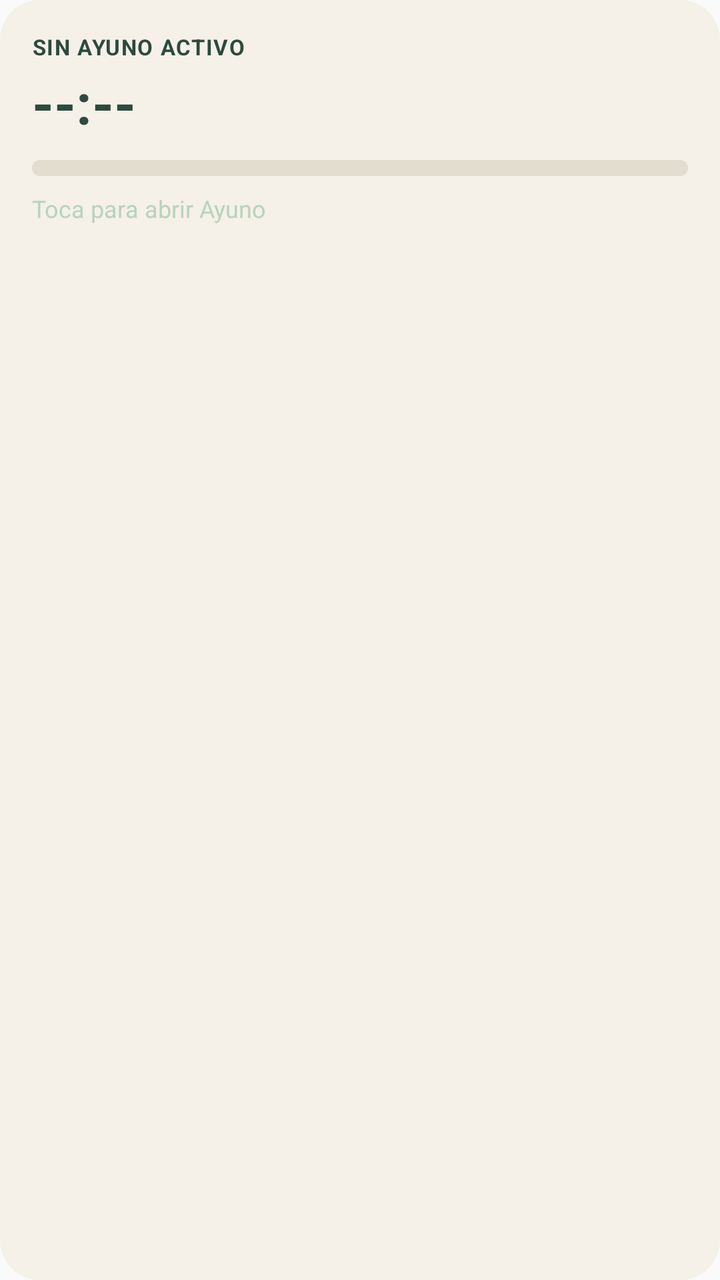
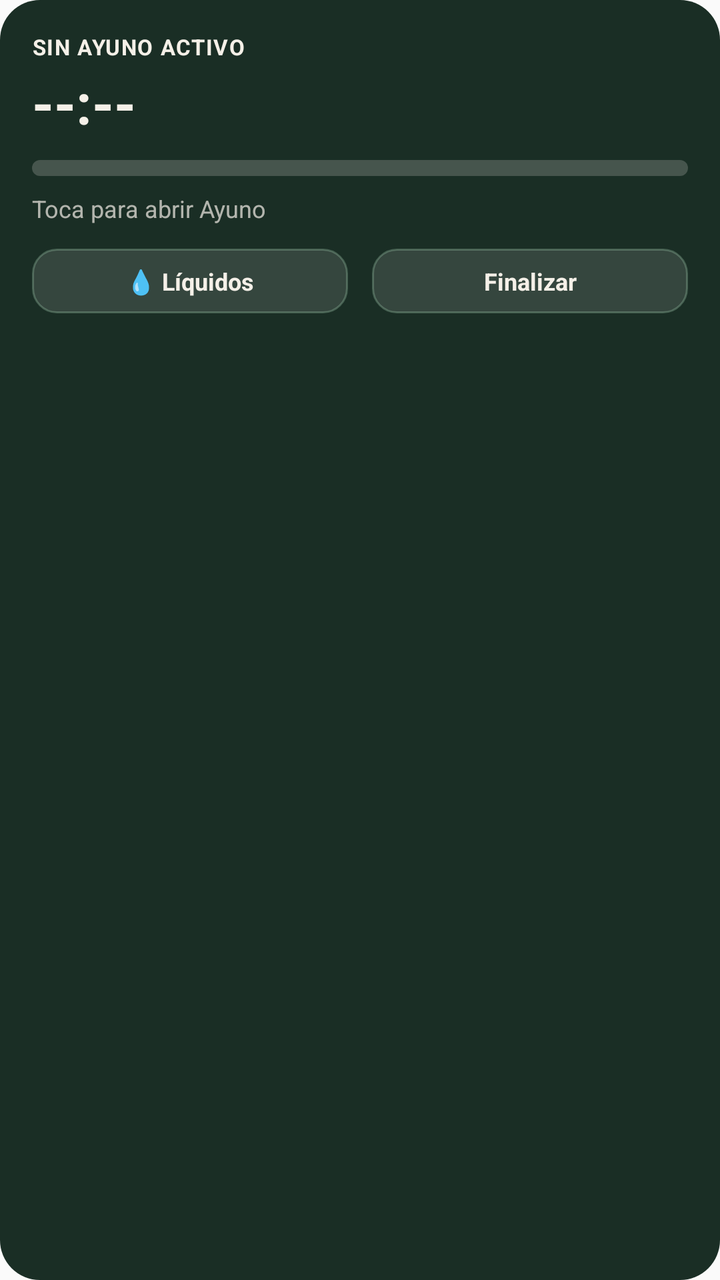

An Android layout rendered at two revisions. The XML below is the earlier revision; the diff shows what the commit changed to produce the second picture.
<!-- AndroidManifest.xml: application theme Theme.Ayuno -->
<!-- res/layout/widget_fasting.xml -->
<?xml version="1.0" encoding="utf-8"?>
<LinearLayout xmlns:android="http://schemas.android.com/apk/res/android"
    android:id="@+id/widget_root"
    android:layout_width="match_parent"
    android:layout_height="match_parent"
    android:background="@drawable/widget_background"
    android:orientation="vertical"
    android:padding="16dp">

    <TextView
        android:id="@+id/widget_phase"
        android:layout_width="wrap_content"
        android:layout_height="wrap_content"
        android:textColor="@color/widget_text"
        android:textSize="11sp"
        android:textStyle="bold"
        android:letterSpacing="0.05"
        android:text="SIN AYUNO ACTIVO" />

    <TextView
        android:id="@+id/widget_time"
        android:layout_width="wrap_content"
        android:layout_height="wrap_content"
        android:layout_marginTop="2dp"
        android:textColor="@color/widget_text"
        android:textSize="28sp"
        android:textStyle="bold"
        android:text="--:--" />

    <ProgressBar
        android:id="@+id/widget_progress"
        style="?android:attr/progressBarStyleHorizontal"
        android:layout_width="match_parent"
        android:layout_height="8dp"
        android:layout_marginTop="10dp"
        android:max="1000"
        android:progress="0"
        android:progressDrawable="@drawable/widget_progress_bar" />

    <TextView
        android:id="@+id/widget_subtitle"
        android:layout_width="wrap_content"
        android:layout_height="wrap_content"
        android:layout_marginTop="8dp"
        android:textColor="@color/widget_text_muted"
        android:textSize="12sp"
        android:text="Toca para abrir Ayuno" />

</LinearLayout>
<!-- resources referenced by this layout -->
<resources>
  <color name="widget_text">#FF2D4A3E</color>
  <color name="widget_text_muted">#998FBF9F</color>
  <!-- drawable widget_background (drawable) -->
  <?xml version="1.0" encoding="utf-8"?>
  <shape xmlns:android="http://schemas.android.com/apk/res/android"
      android:shape="rectangle">
      <solid android:color="@color/widget_background" />
      <corners android:radius="20dp" />
  </shape>
  <!-- drawable widget_progress_bar (drawable) -->
  <?xml version="1.0" encoding="utf-8"?>
  <layer-list xmlns:android="http://schemas.android.com/apk/res/android">
      <item android:id="@android:id/background">
          <shape android:shape="rectangle">
              <solid android:color="@color/widget_accent_track" />
              <corners android:radius="6dp" />
          </shape>
      </item>
      <item android:id="@android:id/progress">
          <clip>
              <shape android:shape="rectangle">
                  <solid android:color="@color/widget_accent" />
                  <corners android:radius="6dp" />
              </shape>
          </clip>
      </item>
  </layer-list>
  <style name="Theme.Ayuno" parent="android:Theme.Material.Light.NoActionBar" />
  <color name="widget_background">#FFF5F0E8</color>
  <color name="widget_accent_track">#FFE3DDCF</color>
  <color name="widget_accent">#FF8FBF9F</color>
</resources>

<!-- the commit's change to res/layout/widget_fasting.xml (unified diff, before → after) -->
@@ -46,4 +46,43 @@
         android:textSize="12sp"
         android:text="Toca para abrir Ayuno" />
 
+    <LinearLayout
+        android:id="@+id/widget_actions"
+        android:layout_width="match_parent"
+        android:layout_height="wrap_content"
+        android:layout_marginTop="12dp"
+        android:orientation="horizontal">
+
+        <TextView
+            android:id="@+id/widget_btn_liquid"
+            android:layout_width="0dp"
+            android:layout_height="wrap_content"
+            android:layout_weight="1"
+            android:layout_marginEnd="6dp"
+            android:background="@drawable/widget_button_background"
+            android:gravity="center"
+            android:paddingTop="8dp"
+            android:paddingBottom="8dp"
+            android:textColor="@color/widget_text"
+            android:textSize="12sp"
+            android:textStyle="bold"
+            android:text="💧 Líquidos" />
+
+        <TextView
+            android:id="@+id/widget_btn_end"
+            android:layout_width="0dp"
+            android:layout_height="wrap_content"
+            android:layout_weight="1"
+            android:layout_marginStart="6dp"
+            android:background="@drawable/widget_button_background"
+            android:gravity="center"
+            android:paddingTop="8dp"
+            android:paddingBottom="8dp"
+            android:textColor="@color/widget_text"
+            android:textSize="12sp"
+            android:textStyle="bold"
+            android:text="Finalizar" />
+
+    </LinearLayout>
+
 </LinearLayout>
<!-- resource entries referenced after the edit -->
@@ -1,13 +1,21 @@
 <!-- resources referenced by this layout -->
 <resources>
-  <color name="widget_text">#FF2D4A3E</color>
-  <color name="widget_text_muted">#998FBF9F</color>
+  <color name="widget_text">#FFF5F0E8</color>
+  <color name="widget_text_muted">#B3F5F0E8</color>
   <!-- drawable widget_background (drawable) -->
   <?xml version="1.0" encoding="utf-8"?>
   <shape xmlns:android="http://schemas.android.com/apk/res/android"
       android:shape="rectangle">
       <solid android:color="@color/widget_background" />
       <corners android:radius="20dp" />
+  </shape>
+  <!-- drawable widget_button_background (drawable) -->
+  <?xml version="1.0" encoding="utf-8"?>
+  <shape xmlns:android="http://schemas.android.com/apk/res/android"
+      android:shape="rectangle">
+      <solid android:color="@color/widget_button" />
+      <stroke android:width="1dp" android:color="@color/widget_button_stroke" />
+      <corners android:radius="12dp" />
   </shape>
   <!-- drawable widget_progress_bar (drawable) -->
   <?xml version="1.0" encoding="utf-8"?>
@@ -28,8 +36,10 @@
       </item>
   </layer-list>
   <style name="Theme.Ayuno" parent="android:Theme.Material.Light.NoActionBar" />
-  <color name="widget_background">#FFF5F0E8</color>
-  <color name="widget_accent_track">#FFE3DDCF</color>
-  <color name="widget_accent">#FF8FBF9F</color>
+  <color name="widget_background">#FF1A2E25</color>
+  <color name="widget_button">#1FF5F0E8</color>
+  <color name="widget_button_stroke">#4DA8D4B5</color>
+  <color name="widget_accent_track">#33F5F0E8</color>
+  <color name="widget_accent">#FFA8D4B5</color>
 </resources>
 
